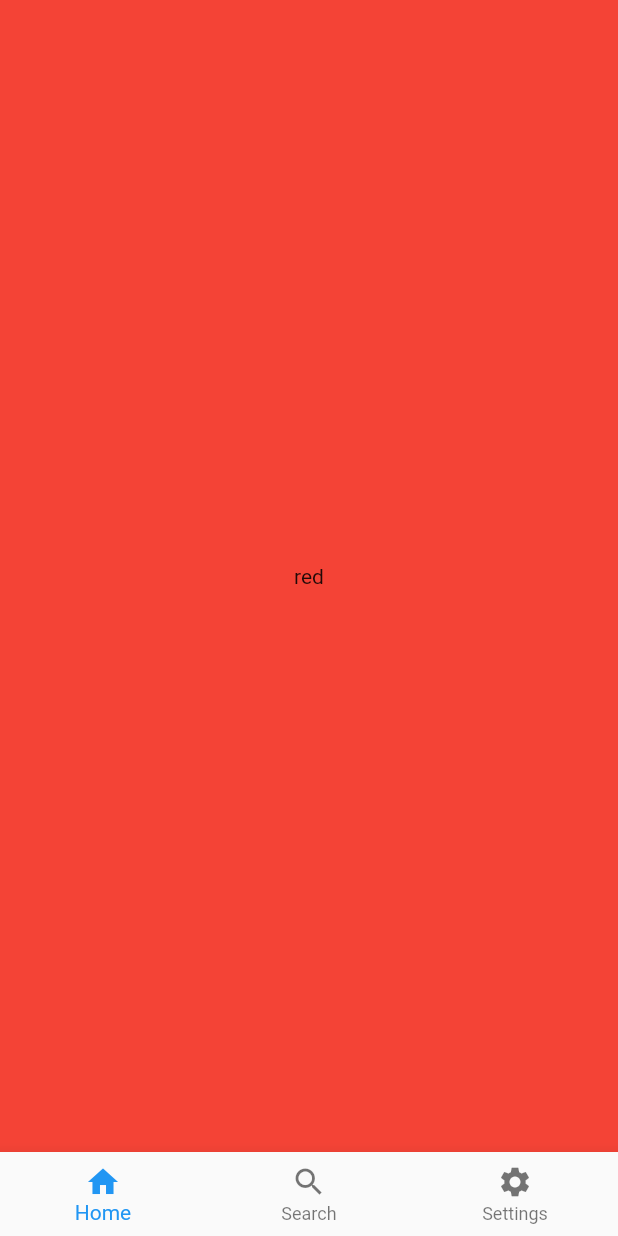
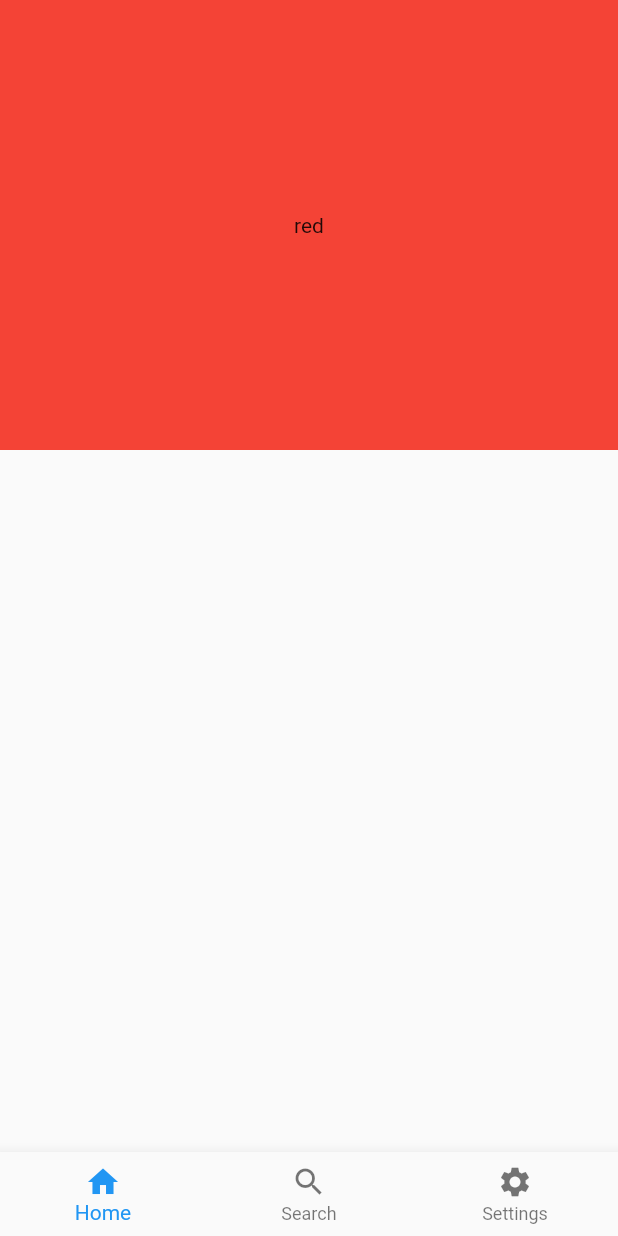
Before and after one commit to dan7sc/flutter-navigator, a Flutter app: the screen it shows after launch, on a phone screen of 412 x 824 dp. Run offline on Flutter 3.47's test engine with Material 2 defaults, Android fonts, the phone set to English and light mode, and no system bars.

Commit message:
Put Navigator onto a Container

```diff
--- a/lib/navigator.dart
+++ b/lib/navigator.dart
@@ -42,11 +42,14 @@ class _NavigatorRaroAcademyState extends State<NavigatorRaroAcademy> {
   @override
   Widget build(BuildContext context) {
     return Scaffold(
-      body: Navigator(
-        onPopPage: (route, result) {
-          return route.didPop(result);
-        },
-        pages: pages.map((e) => MaterialPage(child: e)).toList(),
+      body: Container(
+        height: 300,
+        child: Navigator(
+          onPopPage: (route, result) {
+            return route.didPop(result);
+          },
+          pages: pages.map((e) => MaterialPage(child: e)).toList(),
+        ),
       ),
       bottomNavigationBar:
       BottomNavigationBar(currentIndex: count, onTap: nextPage, items: [
```
